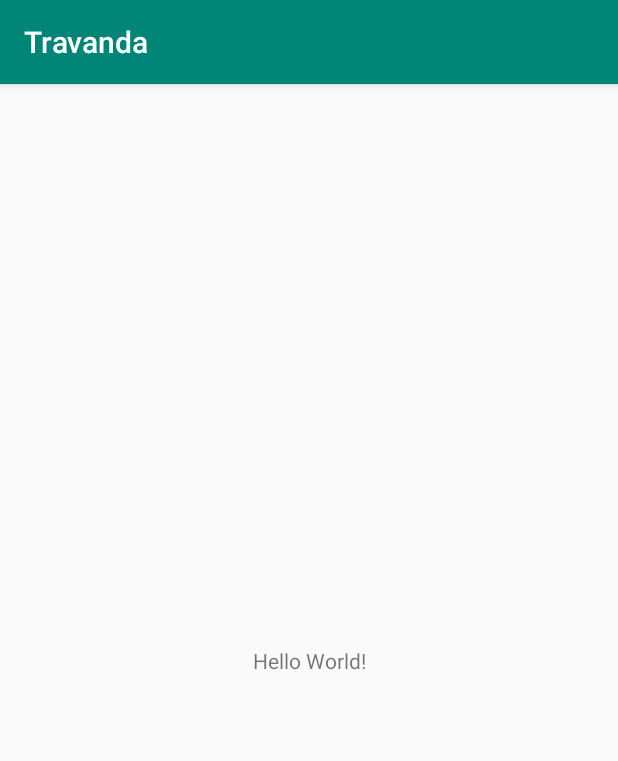
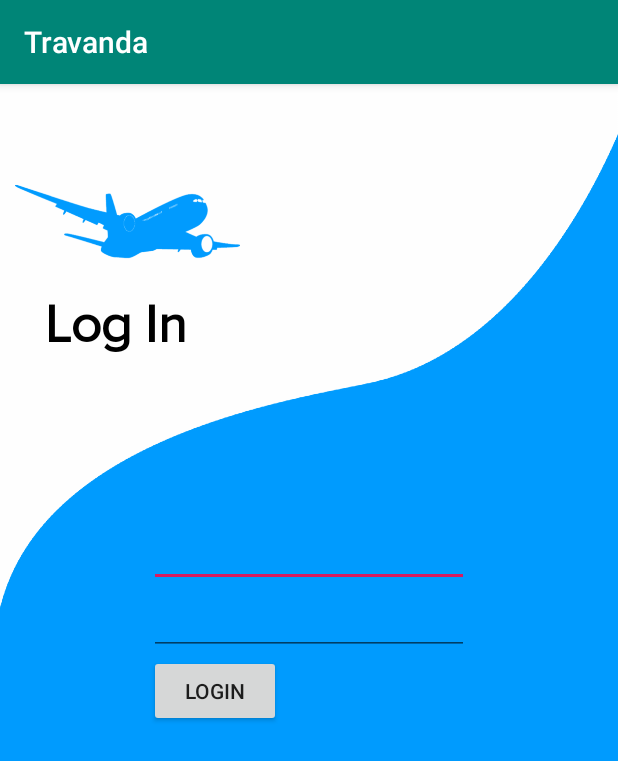
Before and after one commit to wahyukharisma/travanda, an Android app: the screen it shows after launch (MainActivity before the commit, Login after it), on a phone screen of 412 x 824 dp. Shown: the top 761 px of the screen. Run offline under Robolectric (Android 15) with nearby library versions, the phone set to English and light mode, and no system bars; our stand-ins replace Firebase (no records; nobody signed in at launch, a user with empty details on screens opened directly).

Commit message:
Login
login by email & pass firebase auth

```diff
--- a/app/build.gradle
+++ b/app/build.gradle
@@ -27,7 +27,7 @@ dependencies {
     implementation "org.jetbrains.kotlin:kotlin-stdlib-jdk7:$kotlin_version"
     implementation 'com.android.support:appcompat-v7:28.0.0'
     implementation 'com.android.support.constraint:constraint-layout:1.1.3'
-    implementation 'com.google.firebase:firebase-core:16.0.9'
+    implementation 'com.google.firebase:firebase-auth:16.0.3'
     testImplementation 'junit:junit:4.12'
     androidTestImplementation 'com.android.support.test:runner:1.0.2'
     androidTestImplementation 'com.android.support.test.espresso:espresso-core:3.0.2'
--- a/app/src/main/AndroidManifest.xml
+++ b/app/src/main/AndroidManifest.xml
@@ -9,9 +9,9 @@
             android:roundIcon="@mipmap/ic_launcher_round"
             android:supportsRtl="true"
             android:theme="@style/AppTheme">
+        <activity android:name=".MainActivity">
+        </activity>
         <activity android:name=".Login">
-        </activity>
-        <activity android:name=".MainActivity">
             <intent-filter>
                 <action android:name="android.intent.action.MAIN"/>
 
--- a/app/src/main/res/layout/activity_login.xml
+++ b/app/src/main/res/layout/activity_login.xml
@@ -30,8 +30,37 @@
                 android:textStyle="bold"
                 android:layout_marginStart="30dp"
                 android:textColor="@color/textBlack"/>
+
+    </RelativeLayout>
+    <RelativeLayout
+            android:id="@+id/login_form"
+            android:layout_width="match_parent"
+            android:layout_height="wrap_content"
+            android:layout_below="@+id/header_layout"
+            android:padding="30dp"
+            android:layout_marginTop="80dp"
+            android:gravity="center">
+        <EditText
+                android:layout_width="wrap_content"
+                android:layout_height="wrap_content"
+                android:inputType="textEmailAddress"
+                android:ems="10"
+                android:id="@+id/input_email"/>
+        <EditText
+                android:layout_width="wrap_content"
+                android:layout_height="wrap_content"
+                android:inputType="textPassword"
+                android:ems="10"
+                android:id="@+id/input_password"
+                android:layout_below="@+id/input_email"/>
+        <Button
+                android:text="Login"
+                android:layout_below="@+id/input_password"
+                android:layout_width="wrap_content"
+                android:layout_height="wrap_content"
+                android:id="@+id/button_login"/>
+
     </RelativeLayout>
 
 
-
 </RelativeLayout>
```
Also changed, not shown: app/src/main/java/com/example/travanda/Login.kt (+33 -0 lines). Lines whose indentation alone changed are shown as unchanged.
